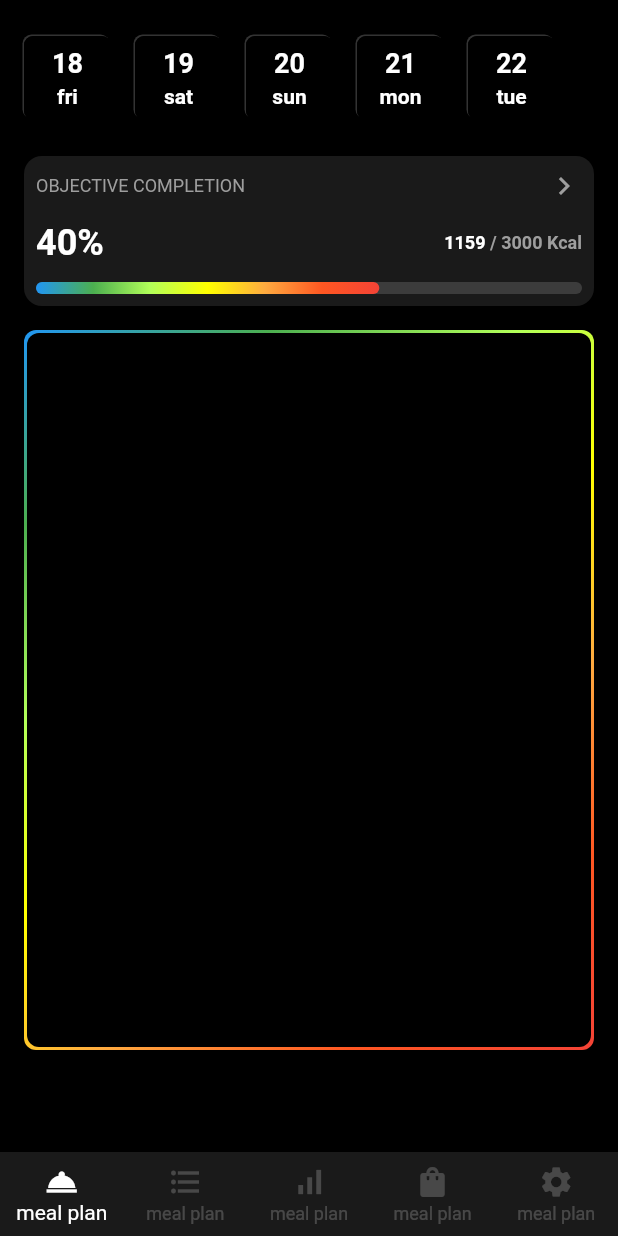
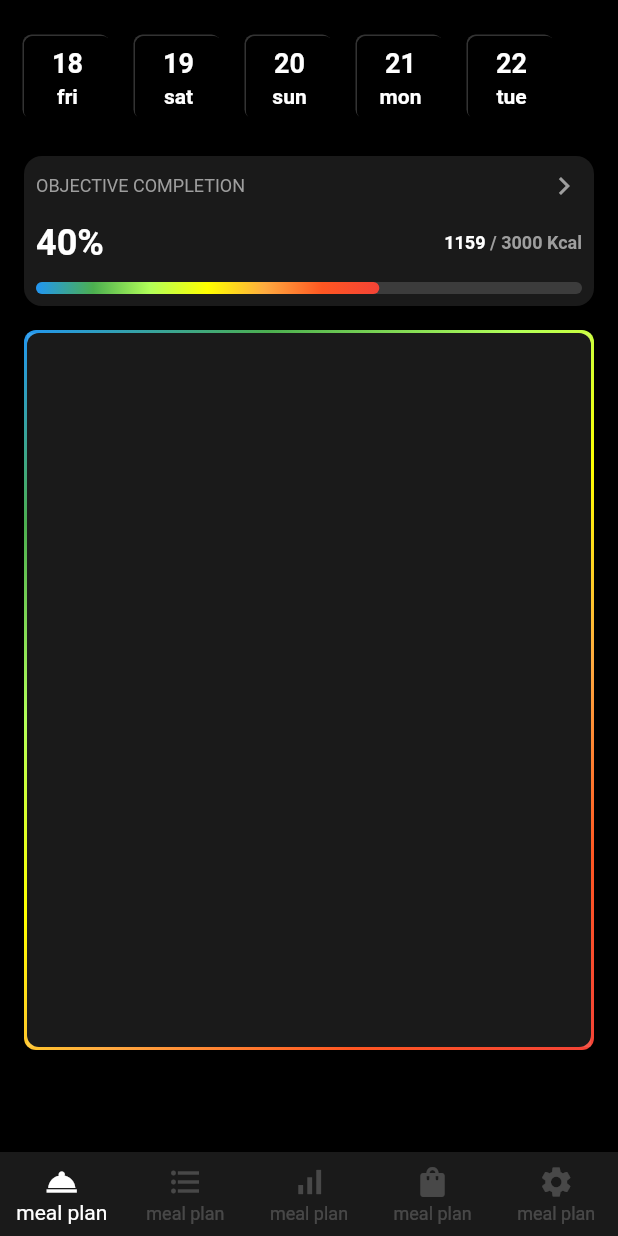
Before and after one commit to JAICHANGPARK/flutter_notebook_18th_story, a Flutter app: the screen it shows after launch, on a phone screen of 412 x 824 dp. Run offline on Flutter 3.47's test engine with Material 2 defaults, Android fonts, the phone set to English and light mode, and no system bars; our stand-ins replace cached_network_image, dotted_border, flutter_lorem, flutter_riverpod, flutter_svg, freezed_annotation and 4 more.

Commit message:
Update fitness_nutrition_main_page.dart

```diff
--- a/lib/ep1094_fitness_nutrition_app/src/ui/fitness_nutrition_main_page.dart
+++ b/lib/ep1094_fitness_nutrition_app/src/ui/fitness_nutrition_main_page.dart
@@ -224,15 +224,19 @@ class _FitnessNutritionMainPageState extends State<FitnessNutritionMainPage> {
                     child: Container(
                       height: double.infinity,
                       width: double.infinity,
-
                       decoration: BoxDecoration(
                         borderRadius: BorderRadius.circular(8),
                         color: Colors.black,
                       ),
-                      child: Column(
-                        children: [
+                      child: Container(
+                        decoration: BoxDecoration(
+                          color: Colors.white.withOpacity(0.1)
+                        ),
+                        child: Column(
+                          children: [
 
-                        ],
+                          ],
+                        ),
                       ),
                     ),
                   ),
```
